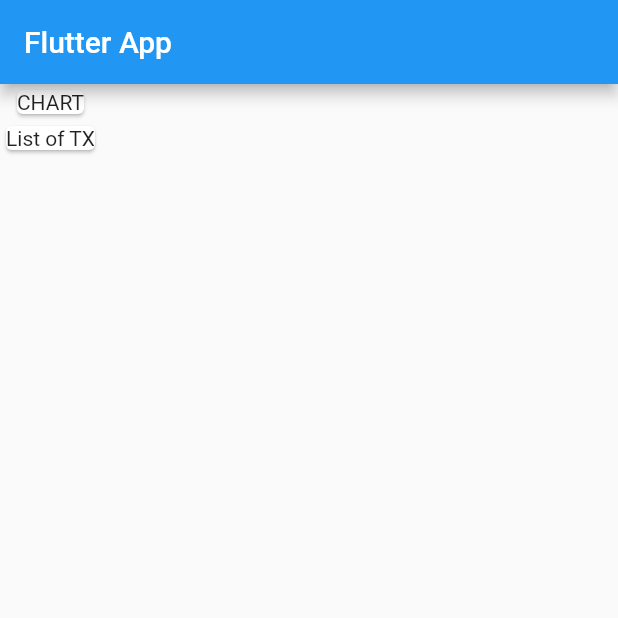
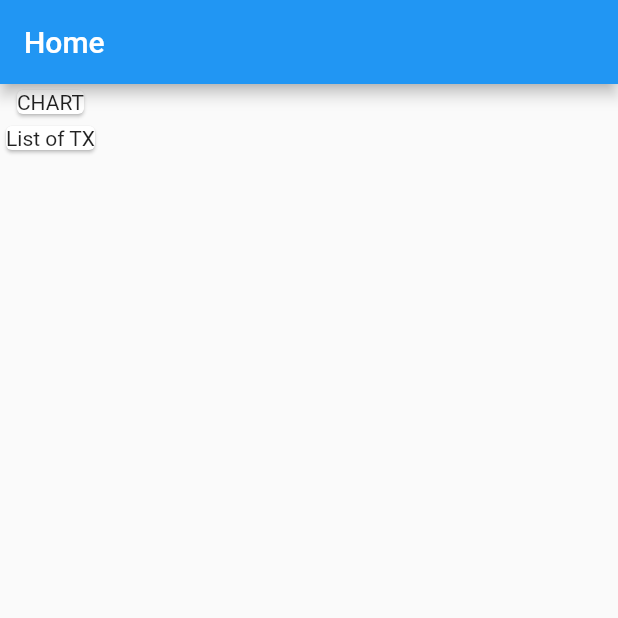
Before and after one commit to benj224/NEA, a Flutter app: the screen it shows after launch, on a phone screen of 412 x 824 dp, the top half of it. Run offline on Flutter 3.47's test engine with Material 2 defaults, Android fonts, the phone set to English and light mode, and no system bars; our stand-ins replace file_picker, flutter_svg; missing offline and left inert: adobe_xd.

Commit message:
minor stuff

```diff
--- a/v01/lib/login.dart
+++ b/v01/lib/login.dart
@@ -1,4 +1,5 @@
 import 'package:flutter/material.dart';
+import "package:udemy1/main.dart";
 
 class LogIn extends StatefulWidget{
   LogIn({required Key key, required this.title}) : super(key: key);
@@ -40,7 +41,9 @@ class _LogInState extends State<LogIn>{
       child: MaterialButton(
         minWidth: MediaQuery.of(context).size.width,
         padding: EdgeInsets.fromLTRB(20, 15, 20, 15),
-        onPressed: (){},
+        onPressed: (){
+          Navigator.push(context, MaterialPageRoute(builder: (context) => MyHomePage()));
+        },
         child: Text("Login",
           textAlign: TextAlign.center,
           style: style.copyWith(
@@ -66,7 +69,8 @@ class _LogInState extends State<LogIn>{
                 emailField,
                 SizedBox(height: 25),
                 passwordField,
-                SizedBox(height: 15)
+                SizedBox(height: 15),
+                loginButton,
               ],
             ),
           ),
--- a/v01/lib/main.dart
+++ b/v01/lib/main.dart
@@ -22,7 +22,7 @@ class MyHomePage extends StatelessWidget{
   Widget build(BuildContext context){
     return Scaffold(
       appBar: AppBar(
-        title: Text("Flutter App"),
+        title: Text("Home"),
       ),
       body: Column(children: <Widget>[
         Card(
@@ -35,19 +35,26 @@ class MyHomePage extends StatelessWidget{
       ],),
 
       floatingActionButton: Row(
-        children: [FloatingActionButton(
+        children: [
+          Align(
+            child: FloatingActionButton(
               onPressed: (){
                 selectFile();
               },
             ),
+          alignment: Alignment.bottomLeft
+          ),
         const SizedBox(
           width: 200,
-        ),
-        FloatingActionButton(
+        ),Align(
+            child: FloatingActionButton(
               onPressed: (){
                 Navigator.push(context, MaterialPageRoute(builder: (context) => LogIn(key: UniqueKey(), title: "test title",)));
               },
-        )]
+            ),
+            alignment: Alignment.bottomRight,
+          )
+        ]
       ),
     );
   }
```
Lines whose indentation alone changed are shown as unchanged.
